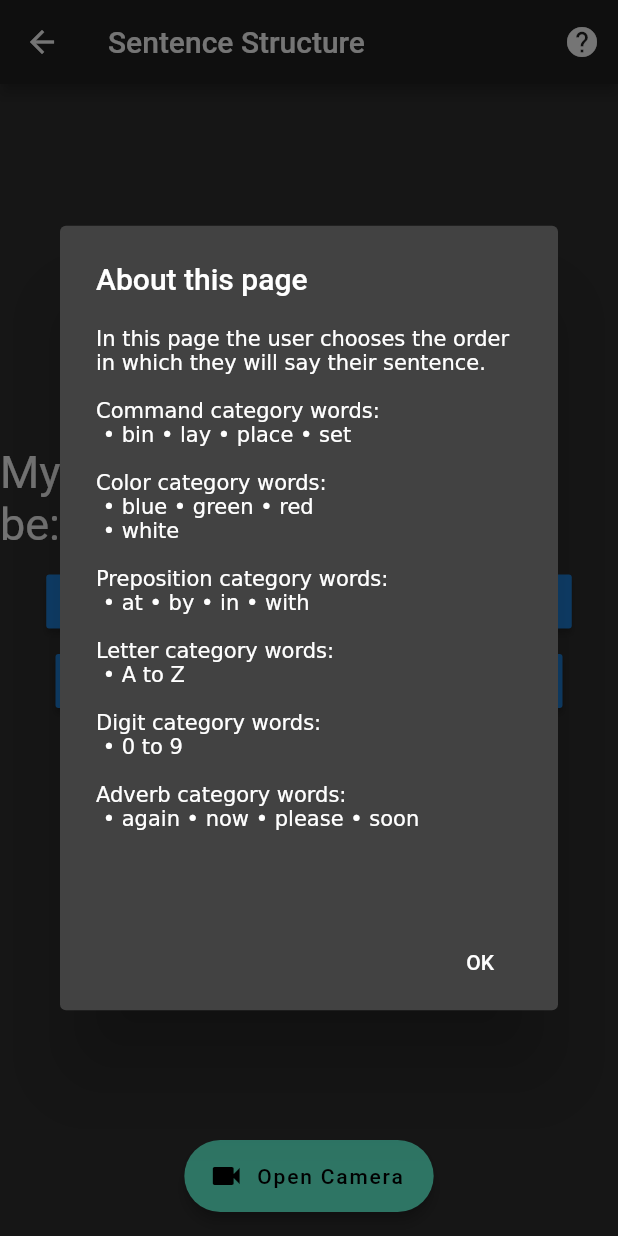
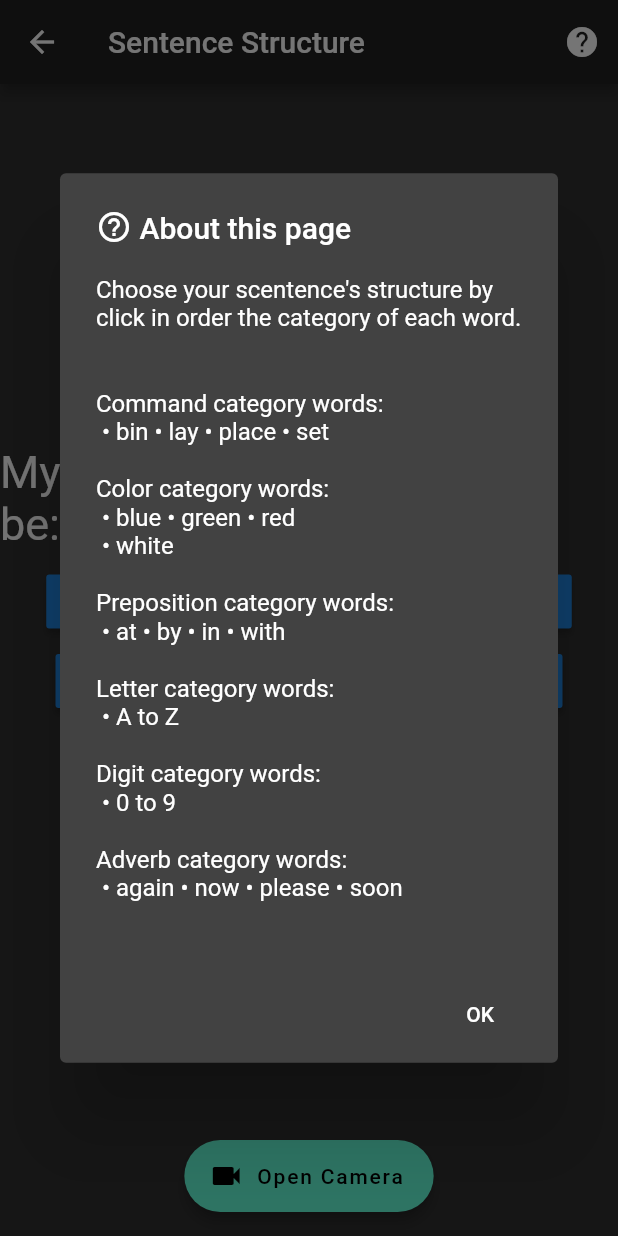
Before and after one commit to 55ahmedsalah/Lipify, a Flutter app: the SentenceStructureScreen screen opened directly, after a tap on the "help" icon, on a phone screen of 412 x 824 dp. Run offline on Flutter 3.47's test engine with Material 2 defaults, Android fonts, the phone set to English and light mode, and no system bars; our stand-ins replace camera.

Commit message:
Some refactoring

```diff
--- /dev/null
+++ b/lib/components/category_button.dart
@@ -0,0 +1,34 @@
+import 'package:flutter/material.dart';
+
+class CategoryButton extends StatefulWidget {
+  final String category;
+  final List<Text> sentenceStructure;
+  CategoryButton(this.category, this.sentenceStructure);
+
+  @override
+  _CategoryButtonState createState() => _CategoryButtonState();
+}
+
+class _CategoryButtonState extends State<CategoryButton> {
+  @override
+  Widget build(BuildContext context) {
+    return RaisedButton(
+      onPressed: () => setState(
+        () => widget.sentenceStructure.add(
+          Text(widget.category),
+        ),
+      ),
+      child: Text(widget.category),
+    );
+  }
+}
+
+// _sentenceStructureChips.add(
+//   Chip(
+//     avatar: CircleAvatar(
+//       backgroundColor: Colors.grey.shade800,
+//       child: Text(category),
+//     ),
+//     label: Text(category),
+//   ),
+// );
--- /dev/null
+++ b/lib/components/help_dialog.dart
@@ -0,0 +1,38 @@
+import 'package:flutter/material.dart';
+
+class HelpDialog extends StatelessWidget {
+  @override
+  Widget build(BuildContext context) {
+    return AlertDialog(
+      title: Row(
+        children: <Widget>[
+          Icon(Icons.help_outline),
+          Text(' About this page'),
+        ],
+      ),
+      content: SingleChildScrollView(
+        child: Column(
+          crossAxisAlignment: CrossAxisAlignment.stretch,
+          // mainAxisAlignment: MainAxisAlignment.center,
+          mainAxisSize: MainAxisSize.min,
+          children: <Widget>[
+            Text(
+                'Choose your scentence\'s structure by click in order the category of each word.\n\n'),
+            Text('Command category words: \n • bin • lay • place • set\n'),
+            Text('Color category words: \n • blue • green • red\n • white\n'),
+            Text('Preposition category words: \n • at • by • in • with\n'),
+            Text('Letter category words: \n • A to Z\n'),
+            Text('Digit category words: \n • 0 to 9\n'),
+            Text('Adverb category words: \n • again • now • please • soon\n'),
+          ],
+        ),
+      ),
+      actions: <Widget>[
+        FlatButton(
+          child: Text('OK'),
+          onPressed: () => Navigator.of(context).pop(),
+        ),
+      ],
+    );
+  }
+}
--- a/lib/screens/sentence_structure_screen.dart
+++ b/lib/screens/sentence_structure_screen.dart
@@ -1,5 +1,8 @@
+import 'package:camera/camera.dart';
 import 'package:flutter/material.dart';
-import 'package:camera/camera.dart';
+import 'package:lipify/components/category_button.dart';
+import 'package:lipify/components/help_dialog.dart';
+import 'package:lipify/controllers/lipify_camera_controller.dart';
 import 'package:lipify/screens/camera_screen.dart';
 
 class SentenceStructureScreen extends StatefulWidget {
@@ -9,85 +12,15 @@ class SentenceStructureScreen extends StatefulWidget {
 }
 
 class _SentenceStructureScreenState extends State<SentenceStructureScreen> {
-  Future<CameraDescription> getCamera() async {
-    // Obtain a list of the available cameras on the device.
-    var cameras = await availableCameras();
-
-    // Get a specific camera from the list of available cameras.
-    return cameras.first;
-  }
-
   @override
   Widget build(BuildContext context) {
-    List<Chip> _sentenceStructureChips = [];
+    // List<Chip> _sentenceStructureChips = [];
     List<Text> _sentenceStructure = [];
-
-    RaisedButton categoryButton(String category) {
-      return RaisedButton(
-        onPressed: () {
-          setState(() {
-            _sentenceStructure.add(Text(category));
-            // _sentenceStructureChips.add(
-            //   Chip(
-            //     avatar: CircleAvatar(
-            //       backgroundColor: Colors.grey.shade800,
-            //       child: Text(category),
-            //     ),
-            //     label: Text(category),
-            //   ),
-            // );
-          });
-          print(_sentenceStructure.toString());
-          print(_sentenceStructure.length);
-        },
-        child: Text(category),
-      );
-    }
 
     void _showAboutAlertDialog() {
       showDialog(
         context: context,
-        barrierDismissible: false,
-        builder: (_) => AlertDialog(
-          title: Text('About this page'),
-          content: Column(
-            mainAxisSize: MainAxisSize.min,
-            crossAxisAlignment: CrossAxisAlignment.start,
-            children: <Widget>[
-              RichText(
-                text: TextSpan(
-                  text:
-                      'In this page the user chooses the order in which they will say their sentence.\n\n',
-                  // style: const TextStyle(color: Colors.black87),
-                  children: <TextSpan>[
-                    TextSpan(
-                        text:
-                            'Command category words: \n • bin • lay • place • set\n\n'),
-                    TextSpan(
-                        text:
-                            'Color category words: \n • blue • green • red\n • white\n\n'),
-                    TextSpan(
-                        text:
-                            'Preposition category words: \n • at • by • in • with\n\n'),
-                    TextSpan(text: 'Letter category words: \n • A to Z\n\n'),
-                    TextSpan(text: 'Digit category words: \n • 0 to 9\n\n'),
-                    TextSpan(
-                        text:
-                            'Adverb category words: \n • again • now • please • soon\n\n'),
-                  ],
-                ),
-              ),
-            ],
-          ),
-          actions: <Widget>[
-            FlatButton(
-              child: Text('OK'),
-              onPressed: () {
-                Navigator.of(context).pop();
-              },
-            ),
-          ],
-        ),
+        builder: (_) => HelpDialog(),
       );
     }
 
@@ -116,25 +49,25 @@ class _SentenceStructureScreenState extends State<SentenceStructureScreen> {
               Row(
                 mainAxisAlignment: MainAxisAlignment.spaceEvenly,
                 children: <Widget>[
-                  categoryButton('Command'),
-                  categoryButton('Color'),
-                  categoryButton('Preposition'),
+                  CategoryButton('Command', _sentenceStructure),
+                  CategoryButton('Color', _sentenceStructure),
+                  CategoryButton('Preposition', _sentenceStructure),
                 ],
               ),
               SizedBox(height: 5.0),
               Row(
                 mainAxisAlignment: MainAxisAlignment.spaceEvenly,
                 children: <Widget>[
-                  categoryButton('Letter'),
-                  categoryButton('Digit'),
-                  categoryButton('Adverb'),
+                  CategoryButton('Letter', _sentenceStructure),
+                  CategoryButton('Digit', _sentenceStructure),
+                  CategoryButton('Adverb', _sentenceStructure),
                 ],
               ),
               SizedBox(height: 5.0),
               Container(
                 height: 100.0,
                 child: Row(
-                  children: _sentenceStructure,
+                  children: _sentenceStructure.toList(),
                 ),
               ),
             ],
@@ -145,17 +78,12 @@ class _SentenceStructureScreenState extends State<SentenceStructureScreen> {
         elevation: 4.0,
         icon: const Icon(Icons.videocam),
         label: const Text('Open Camera'),
-        onPressed: () async {
-          CameraDescription camera = await getCamera();
-          Navigator.push(
-            context,
-            MaterialPageRoute(
-              builder: (context) => CameraScreen(
-                camera: camera,
-              ),
-            ),
-          );
-        },
+        onPressed: () => Navigator.push(
+          context,
+          MaterialPageRoute(
+            builder: (context) => CameraScreen(),
+          ),
+        ),
       ),
       floatingActionButtonLocation: FloatingActionButtonLocation.centerFloat,
     );
--- a/lib/styles.dart
+++ b/lib/styles.dart
@@ -0,0 +1,3 @@
+import 'package:flutter/material.dart';
+
+const kHomeScreenTextStyle = TextStyle(fontSize: 30.0);
--- a/pubspec.yaml
+++ b/pubspec.yaml
@@ -9,10 +9,11 @@ dependencies:
   flutter:
     sdk: flutter
 
+  camera: ^0.5.7+3
   cupertino_icons: ^0.1.2
-  camera: ^0.5.7+3
+  path: ^1.6.4
   path_provider: ^1.6.0
-  path: ^1.6.4
+  video_player: ^0.10.8+1
 
 dev_dependencies:
   flutter_test:
```
Also changed, not shown: lib/controllers/lipify_camera_controller.dart (added, +73 -0 lines), lib/main.dart (+12 -6 lines), lib/screens/camera_screen.dart (+46 -53 lines), lib/screens/home_screen.dart (+10 -11 lines), lib/screens/prediction_result_screen.dart (renamed from lib/screens/prediction_result.dart), pubspec.lock.
